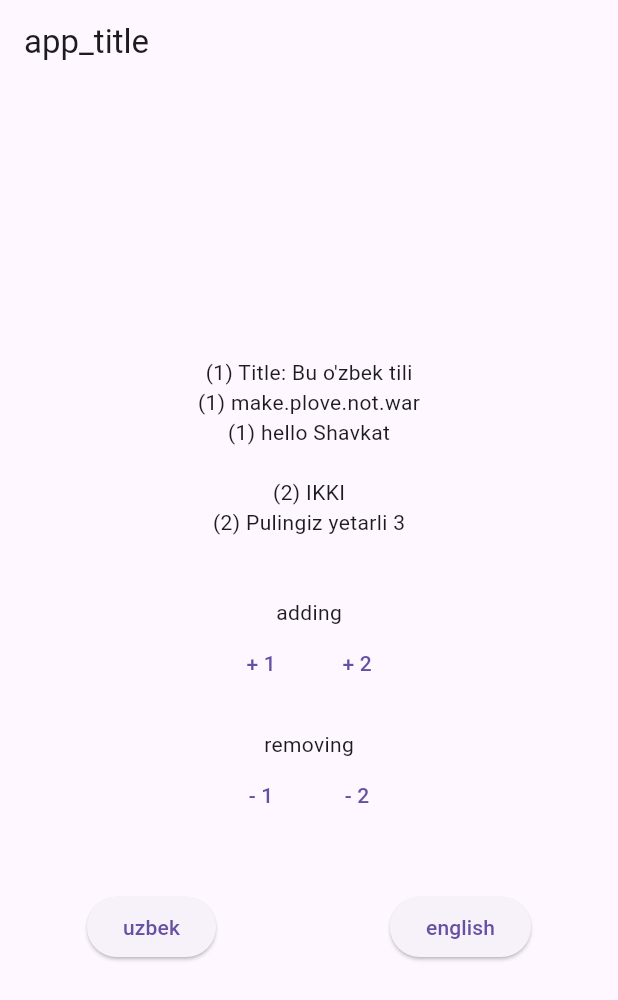
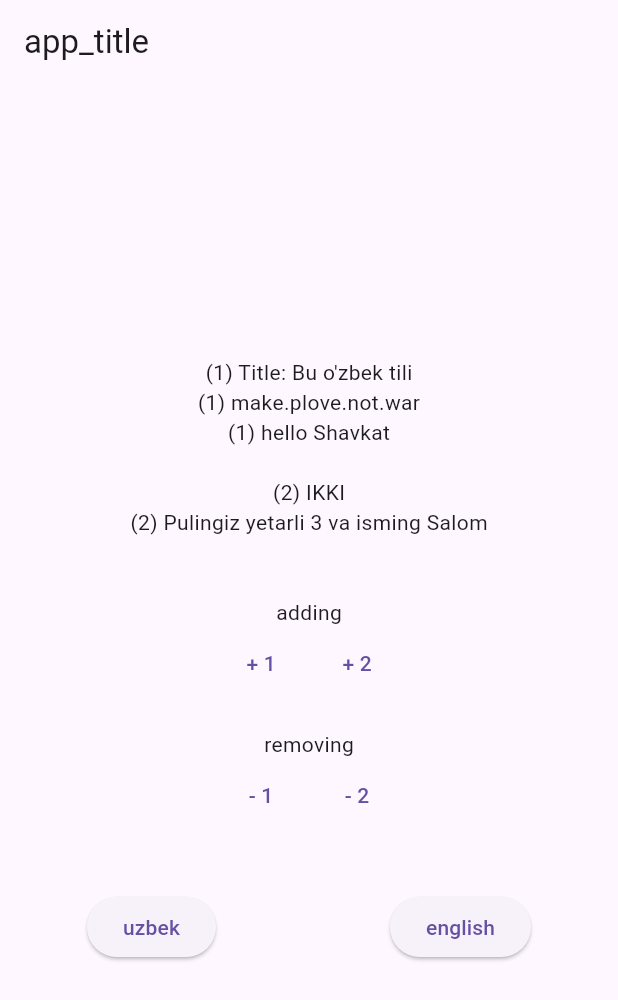
Before and after one commit to ahadjonovss/localization_testing, a Flutter app: the screen it shows after launch, after a tap on an icon or button, on a phone screen of 412 x 824 dp. Shown: the top 1000 px of the screen. Run offline on Flutter 3.47's test engine with Material 3 defaults, Android fonts, the phone set to English and light mode, and no system bars; our stand-ins replace shared_preferences.

Commit message:
tr method optimized and added trPlural option

````diff
--- a/assets/locales/uz_UZ/2.json
+++ b/assets/locales/uz_UZ/2.json
@@ -3,7 +3,7 @@
   "money": {
     "one": "Pulingiz kam",
     "two": "Pulingiz o'rtacha",
-    "few": "Pulingiz yetarli {}",
+    "few": "Pulingiz yetarli {} va isming {name}",
     "many": "Pulingizga yashasa bo'ladi {}",
     "other": "Siz boysiz! {}"
   }
--- a/lib/main.dart
+++ b/lib/main.dart
@@ -77,7 +77,7 @@ class HomeScreen extends StatelessWidget {
             Text('(1) ${tr('one.a.b.c', namedArgs: {'name': "Shavkat"})}'),
             const SizedBox(height: 20),
             Text('(2) ${'two'.tr()}'),
-            Text('(2) ${'money'.trPlural(3)}'),
+            Text('(2) ${tr('money', count: 3, namedArgs: {'name': "Salom"})}'),
             const SizedBox(height: 40),
             Text('adding'.tr()), // Section title.
             Row(
--- a/lib/src/helpers/src/methods.dart
+++ b/lib/src/helpers/src/methods.dart
@@ -1,27 +1,26 @@
 import 'package:flutter/material.dart';
 import 'package:localization_testing/src/extensions/src/string.dart';
 
-/// Translates a given string key using the localization facilities provided by `LocalizedStringExt` extension.
+/// Translates a key into a localized string.
 ///
-/// This function simplifies the translation process by wrapping the `tr` method of the `LocalizedStringExt` extension.
-/// It is used for straightforward translation without parameters and utilizes the localization system initialized in the app.
-/// If the translation key is not found, it defaults to a "Key not found" message.
-///
-/// Usage example:
-/// ```dart
-/// Text(tr('hello'))
-/// ```
-///
-/// - Parameters:
-///   - key: The key for the string that needs to be translated.
-///   - context: Optional. The `BuildContext` used to find the `LocalizationProvider`. If not provided,
-///     it tries to use the nearest context available.
-///
-/// - Returns: The translated string corresponding to the given key.
+/// - [key]: The key for the localized string.
+/// - [context]: Optional build context for locale resolution.
+/// - [namedArgs]: Optional named arguments for string formatting.
+/// - [count]: Optional count for pluralization.
 String tr(String key,
-    {BuildContext? context, Map<String, dynamic>? namedArgs}) {
+    {BuildContext? context, Map<String, dynamic>? namedArgs, int? count}) {
+  // Early return if no special formatting or pluralization is needed
+  if (namedArgs == null && count == null) {
+    return key.tr(context);
+  }
+
+  // Handle pluralization
+  String result = count != null ? key.trPlural(count) : key;
+
+  // Apply named arguments if any
   if (namedArgs != null) {
-    return key.trParams(namedArgs);
+    result = result.trParams(namedArgs);
   }
-  return key.tr(context);
+
+  return result.tr(context);
 }
````
